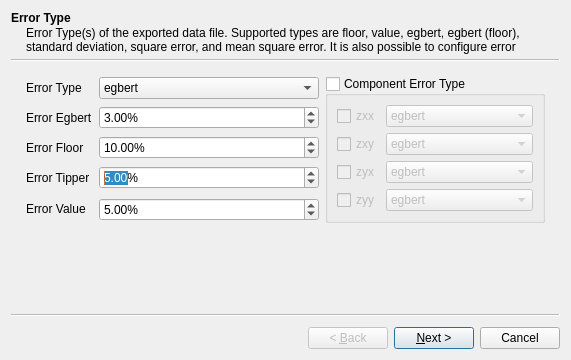
The window that mtpy/gui/SmartMT/ui_asset/wizard_export_modem.ui (MTgeophysics/mtpy) describes before a commit, drawn with Qt 5.
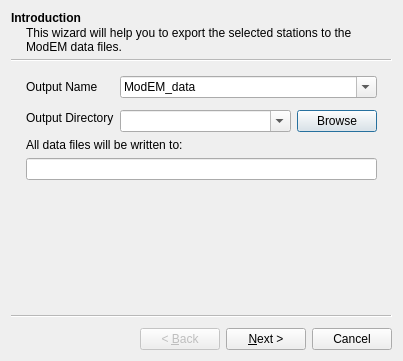
The same window after the commit.

Commit message: updated export wizard for exporting ModEM data

```diff
--- a/mtpy/gui/SmartMT/ui_asset/wizard_export_modem.ui
+++ b/mtpy/gui/SmartMT/ui_asset/wizard_export_modem.ui
@@ -7,12 +7,118 @@
     <x>0</x>
     <y>0</y>
     <width>403</width>
-    <height>360</height>
+    <height>361</height>
    </rect>
   </property>
   <property name="windowTitle">
    <string>Export to ModEM Data File</string>
   </property>
+  <widget class="QWizardPage" name="wizardPage_intro">
+   <property name="title">
+    <string>Introduction</string>
+   </property>
+   <property name="subTitle">
+    <string>This wizard will help you to export the selected stations to the ModEM data files.</string>
+   </property>
+   <layout class="QGridLayout" name="gridLayout_4">
+    <item row="0" column="0">
+     <widget class="QLabel" name="label_5">
+      <property name="sizePolicy">
+       <sizepolicy hsizetype="Fixed" vsizetype="Preferred">
+        <horstretch>0</horstretch>
+        <verstretch>0</verstretch>
+       </sizepolicy>
+      </property>
+      <property name="text">
+       <string>Output Name</string>
+      </property>
+      <property name="buddy">
+       <cstring>comboBox_output_name</cstring>
+      </property>
+     </widget>
+    </item>
+    <item row="3" column="0" colspan="2">
+     <widget class="QLabel" name="label_7">
+      <property name="sizePolicy">
+       <sizepolicy hsizetype="Fixed" vsizetype="Preferred">
+        <horstretch>0</horstretch>
+        <verstretch>0</verstretch>
+       </sizepolicy>
+      </property>
+      <property name="text">
+       <string>All data files will be written to:</string>
+      </property>
+      <property name="buddy">
+       <cstring>lineEdit_full_output</cstring>
+      </property>
+     </widget>
+    </item>
+    <item row="2" column="2">
+     <widget class="QPushButton" name="pushButton_browse">
+      <property name="sizePolicy">
+       <sizepolicy hsizetype="Fixed" vsizetype="Fixed">
+        <horstretch>0</horstretch>
+        <verstretch>0</verstretch>
+       </sizepolicy>
+      </property>
+      <property name="toolTip">
+       <string>&lt;html&gt;&lt;head/&gt;&lt;body&gt;&lt;p&gt;Directory to save the file&lt;/p&gt;&lt;/body&gt;&lt;/html&gt;</string>
+      </property>
+      <property name="text">
+       <string>Browse</string>
+      </property>
+     </widget>
+    </item>
+    <item row="1" column="0" rowspan="2">
+     <widget class="QLabel" name="label_6">
+      <property name="sizePolicy">
+       <sizepolicy hsizetype="Fixed" vsizetype="Preferred">
+        <horstretch>0</horstretch>
+        <verstretch>0</verstretch>
+       </sizepolicy>
+      </property>
+      <property name="text">
+       <string>Output Directory</string>
+      </property>
+      <property name="buddy">
+       <cstring>comboBox_directory</cstring>
+      </property>
+     </widget>
+    </item>
+    <item row="0" column="1" colspan="2">
+     <widget class="QComboBox" name="comboBox_output_name">
+      <property name="toolTip">
+       <string>&lt;html&gt;&lt;head/&gt;&lt;body&gt;&lt;p&gt;Name of the image file (with or without . format extension)&lt;/p&gt;&lt;/body&gt;&lt;/html&gt;</string>
+      </property>
+      <property name="editable">
+       <bool>true</bool>
+      </property>
+      <item>
+       <property name="text">
+        <string>ModEM_data</string>
+       </property>
+      </item>
+     </widget>
+    </item>
+    <item row="2" column="1">
+     <widget class="QComboBox" name="comboBox_directory">
+      <property name="toolTip">
+       <string>&lt;html&gt;&lt;head/&gt;&lt;body&gt;&lt;p&gt;Directory to save the file&lt;/p&gt;&lt;/body&gt;&lt;/html&gt;</string>
+      </property>
+      <property name="editable">
+       <bool>true</bool>
+      </property>
+     </widget>
+    </item>
+    <item row="4" column="0" colspan="3">
+     <widget class="QLineEdit" name="lineEdit_full_output">
+      <property name="readOnly">
+       <bool>true</bool>
+      </property>
+     </widget>
+    </item>
+   </layout>
+  </widget>
   <widget class="QWizardPage" name="wizardPage_error_type">
    <property name="title">
     <string>Error Type</string>
@@ -116,6 +222,9 @@
     </item>
     <item row="2" column="1">
      <widget class="QDoubleSpinBox" name="doubleSpinBox_error_floor">
+      <property name="enabled">
+       <bool>false</bool>
+      </property>
       <property name="toolTip">
        <string>&lt;html&gt;&lt;head/&gt;&lt;body&gt;&lt;p&gt;Percentage to set the error floor at, anything below this number will be set to this value. Default is 10%&lt;/p&gt;&lt;/body&gt;&lt;/html&gt;</string>
       </property>
@@ -205,6 +314,9 @@
     </item>
     <item row="4" column="1">
      <widget class="QDoubleSpinBox" name="doubleSpinBox_error_value">
+      <property name="enabled">
+       <bool>false</bool>
+      </property>
       <property name="toolTip">
        <string>&lt;html&gt;&lt;head/&gt;&lt;body&gt;&lt;p&gt;Percentage to multiply Z by, to set error. Default is 5 for 5% of Z as error.&lt;/p&gt;&lt;/body&gt;&lt;/html&gt;</string>
       </property>
@@ -231,7 +343,7 @@
        <string>Component Error Type</string>
       </property>
       <property name="checkable">
-       <bool>true</bool>
+       <bool>false</bool>
       </property>
       <property name="checked">
        <bool>false</bool>
@@ -265,6 +377,9 @@
        </item>
        <item row="0" column="1">
         <widget class="QComboBox" name="comboBox_error_type_zxx">
+         <property name="enabled">
+          <bool>false</bool>
+         </property>
          <property name="currentIndex">
           <number>2</number>
          </property>
@@ -307,6 +422,9 @@
        </item>
        <item row="1" column="1">
         <widget class="QComboBox" name="comboBox_error_type_zxy">
+         <property name="enabled">
+          <bool>false</bool>
+         </property>
          <property name="currentIndex">
           <number>2</number>
          </property>
@@ -349,6 +467,9 @@
        </item>
        <item row="2" column="1">
         <widget class="QComboBox" name="comboBox_error_type_zyx">
+         <property name="enabled">
+          <bool>false</bool>
+         </property>
          <property name="currentIndex">
           <number>2</number>
          </property>
@@ -391,6 +512,9 @@
        </item>
        <item row="3" column="1">
         <widget class="QComboBox" name="comboBox_error_type_zyy">
+         <property name="enabled">
+          <bool>false</bool>
+         </property>
          <property name="currentIndex">
           <number>2</number>
          </property>
```
Left out of the diff: 29 changed lines with no effect on the pictures. The commit also changes 2 other files.
